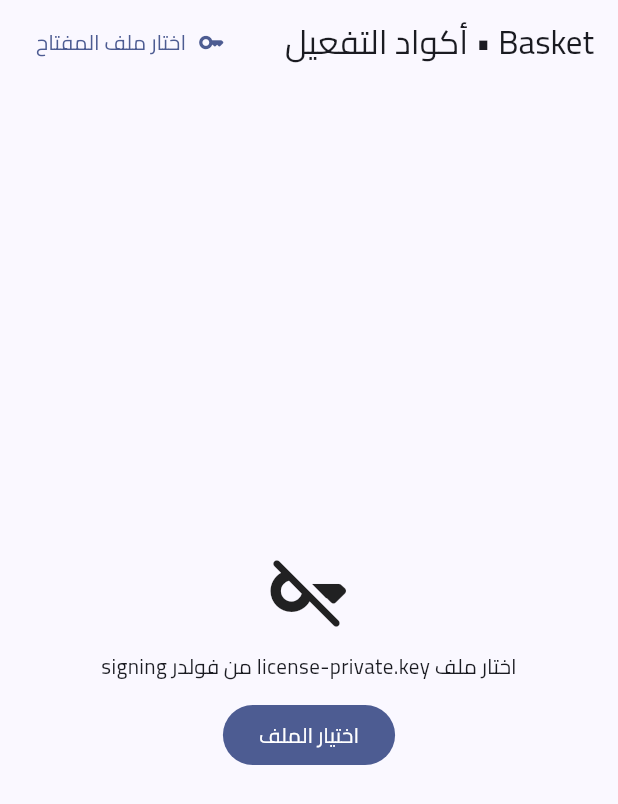
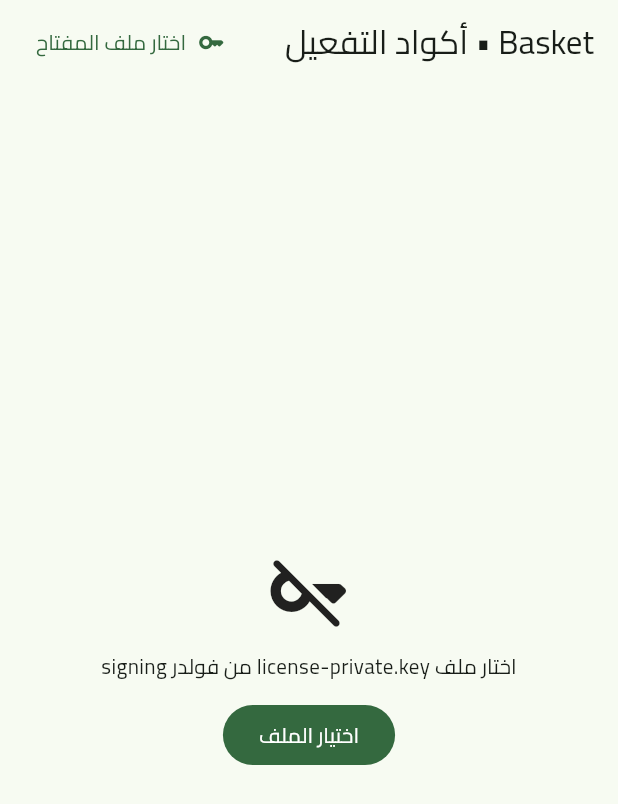
Before and after one commit to Ahshika/Basket, a Flutter app: the screen it shows after launch, on a phone screen of 412 x 824 dp. Shown: the top 804 px of the screen. Run offline on Flutter 3.47's test engine with Material 3 defaults, Android fonts, the phone set to English and light mode, and no system bars; our stand-ins replace flutter_riverpod, pdf, printing, share_plus, shared_preferences, shelf and 1 more; missing offline and left inert: cryptography, file_selector, mobile_scanner, shelf_router, sqlite3.

Commit message:
License Maker: Basket icon and green theme
Co-Authored-By: Claude Opus 5.5 <noreply@anthropic.com>

```diff
--- a/license-maker/lib/main.dart
+++ b/license-maker/lib/main.dart
@@ -14,7 +14,7 @@ import 'package:url_launcher/url_launcher.dart';
 
 void main() => runApp(const MakerApp());
 
-const _blue = Color(0xFF1B4FD8);
+const _green = Color(0xFF15803D);
 const _orange = Color(0xFFFF7A1A);
 
 class MakerApp extends StatelessWidget {
@@ -31,7 +31,7 @@ class MakerApp extends StatelessWidget {
       theme: ThemeData(
         useMaterial3: true,
         fontFamily: 'Cairo',
-        colorScheme: ColorScheme.fromSeed(seedColor: _blue, secondary: _orange),
+        colorScheme: ColorScheme.fromSeed(seedColor: _green, secondary: _orange),
         inputDecorationTheme: InputDecorationTheme(border: OutlineInputBorder(borderRadius: BorderRadius.circular(12))),
       ),
       home: const MakerHome(),
@@ -271,7 +271,7 @@ class _MakerHomeState extends State<MakerHome> {
                     const SizedBox(height: 16),
                     Container(
                       padding: const EdgeInsets.all(12),
-                      decoration: BoxDecoration(color: _blue.withValues(alpha: 0.08), borderRadius: BorderRadius.circular(12)),
+                      decoration: BoxDecoration(color: _green.withValues(alpha: 0.08), borderRadius: BorderRadius.circular(12)),
                       child: SelectableText(_code!, textDirection: TextDirection.ltr, style: const TextStyle(fontSize: 11)),
                     ),
                     const SizedBox(height: 8),
```
Also changed, not shown: 1 other file.
